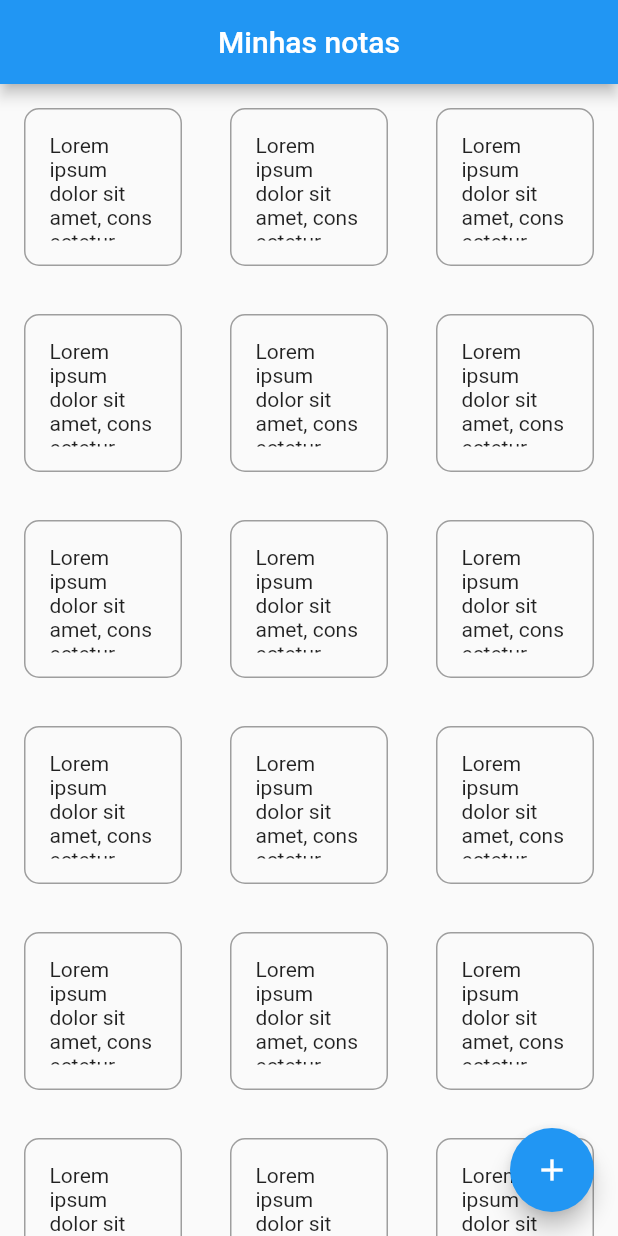
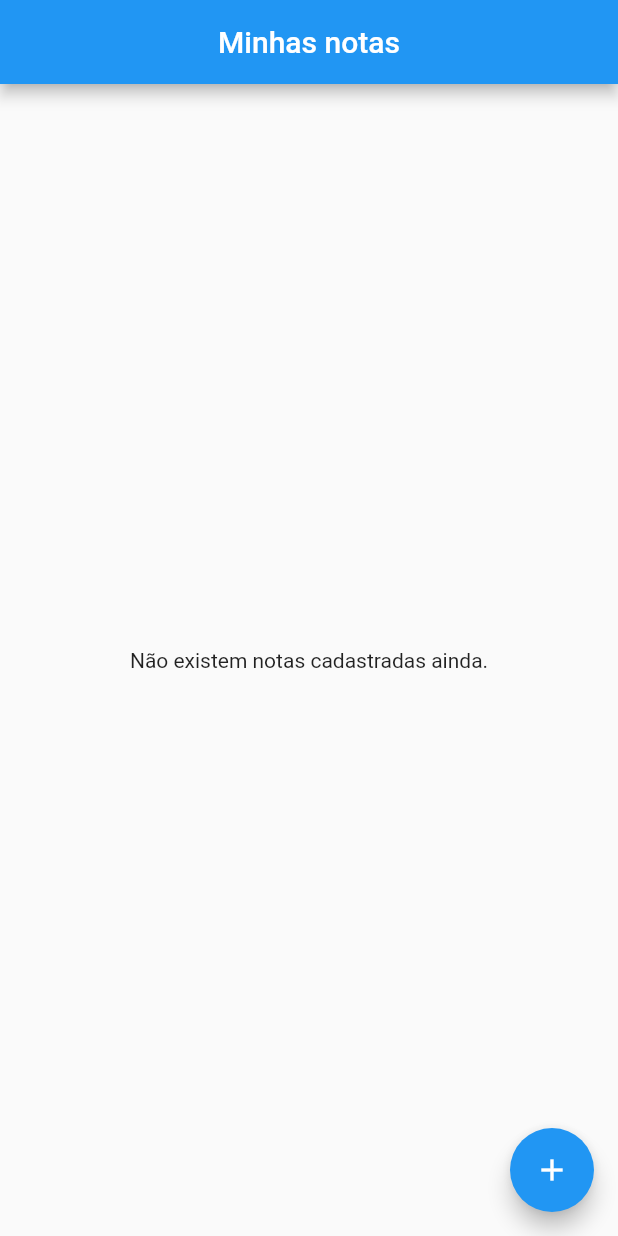
Before and after one commit to MatheusMassula/note_app, a Flutter app: the screen it shows after launch, on a phone screen of 412 x 824 dp. Run offline on Flutter 3.47's test engine with Material 2 defaults, Android fonts, the phone set to English and light mode, and no system bars.

Commit message:
apresentando as notas cadastradas

```diff
--- a/lib/pages/home.dart
+++ b/lib/pages/home.dart
@@ -2,7 +2,14 @@ import 'package:flutter/material.dart';
 import 'package:note_app/pages/note_record_page.dart';
 import 'package:note_app/widgets/note_preview.dart';
 
-class Home extends StatelessWidget {
+class Home extends StatefulWidget {
+  @override
+  _HomeState createState() => _HomeState();
+}
+
+class _HomeState extends State<Home> {
+  List<String> _notes = [];
+
   @override
   Widget build(BuildContext context) {
     return Scaffold(
@@ -10,22 +17,34 @@ class Home extends StatelessWidget {
         title: Text('Minhas notas'),
         centerTitle: true,
       ),
-      body: GridView.count(
-        crossAxisCount: 3,
-        children: List.generate(100, (index) {
-          return NotePreview(noteText: 'Lorem ipsum dolor sit amet, consectetur adipiscing elit.');
-        }),
-      ),
+      body: _buildNoteList(),
       floatingActionButton: FloatingActionButton(
         onPressed: () async {
           String note = await Navigator.push(
             context,
             MaterialPageRoute(builder: (BuildContext context) => NoteRecordPage())
           );
-          //TODO: salvar a nota recebida
+          setState(() {
+            _notes.add(note);
+          });
         },
         child: Icon(Icons.add)
       ),
     );
   }
+
+  Widget _buildNoteList() {
+    return _notes.length > 0 ?
+    GridView.builder(
+      itemCount: _notes.length,
+      padding: const EdgeInsets.all(8.0),
+      gridDelegate: SliverGridDelegateWithMaxCrossAxisExtent(maxCrossAxisExtent: 175.0),
+      itemBuilder: (BuildContext context, int index) {
+        return NotePreview(noteText: _notes[index]);
+      }
+    ) :
+    Center(child: Text('Não existem notas cadastradas ainda.'));
+
+  }
+
 }
```
